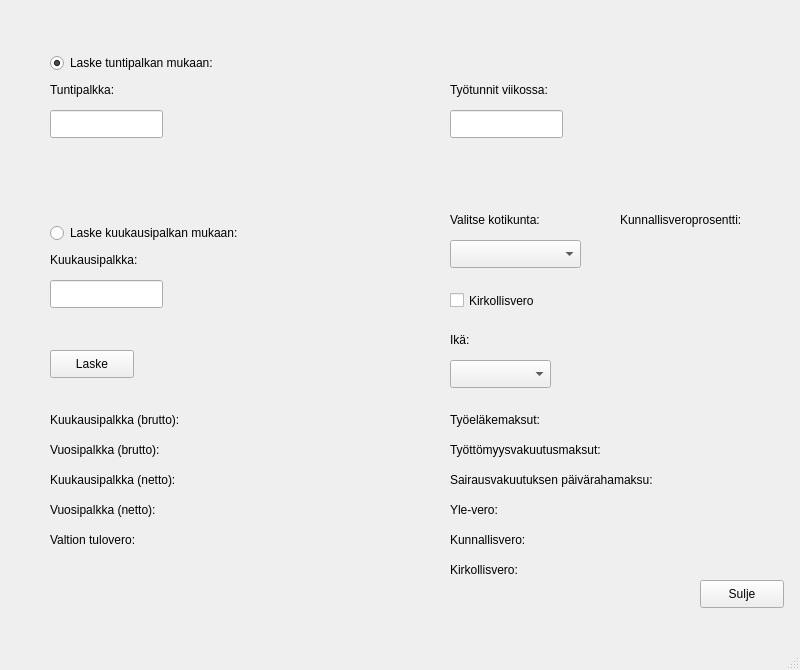
Above: mainwindow.ui from ehagelberg/SalaryCalculator before the change. Below: the same form after it.
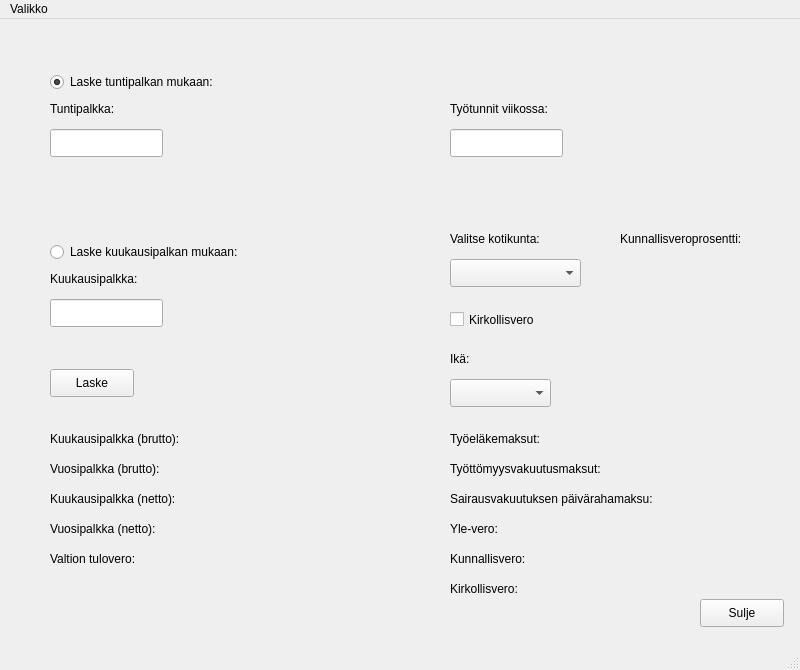
That is the form after the change.

Diff of the .ui file:
```diff
--- a/mainwindow.ui
+++ b/mainwindow.ui
@@ -545,6 +545,13 @@
      <height>25</height>
     </rect>
    </property>
+   <widget class="QMenu" name="menuValikko">
+    <property name="title">
+     <string>Valikko</string>
+    </property>
+    <addaction name="actionTietoja"/>
+   </widget>
+   <addaction name="menuValikko"/>
   </widget>
   <widget class="QStatusBar" name="statusbar"/>
  </widget>
```
Left out of the diff: 8 changed lines with no effect on the pictures.
